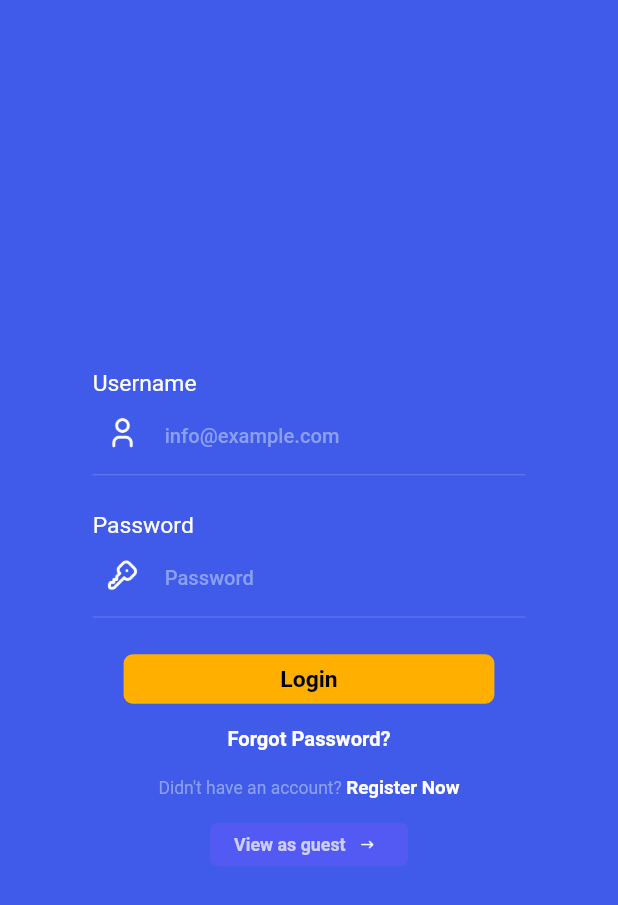
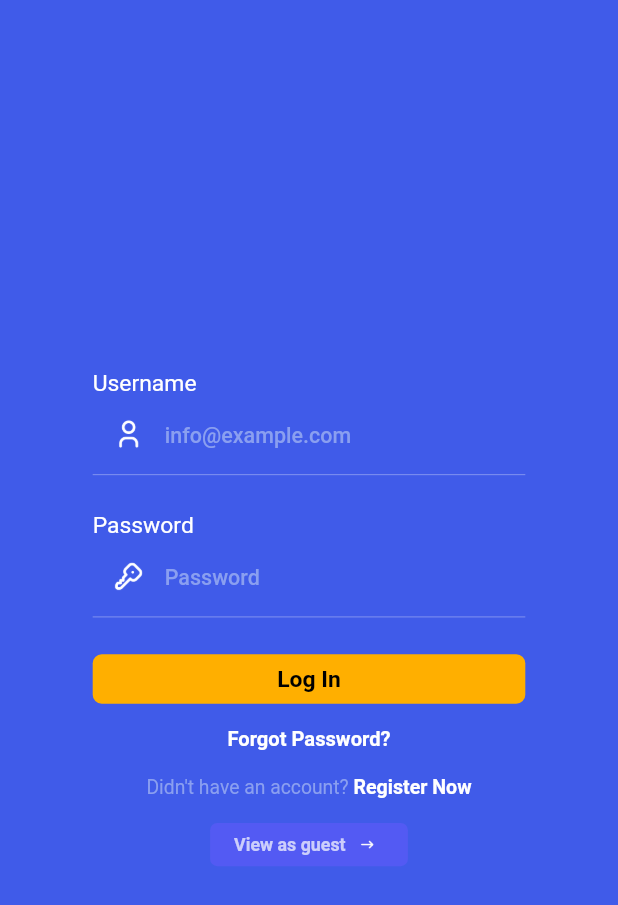
Before and after one commit to Alaminpk05/Suha, a Flutter app: the screen it shows after launch, on a phone screen of 412 x 824 dp. Shown: the top 905 px of the screen. Run offline on Flutter 3.47's test engine with Material 3 defaults, Android fonts, the phone set to English and light mode, and no system bars; our stand-ins replace badges, percent_indicator, responsive_sizer, smooth_page_indicator.

Commit message:
designed login and singup page for both

```diff
--- a/lib/features/authentication/login/login.dart
+++ b/lib/features/authentication/login/login.dart
@@ -5,6 +5,7 @@ import 'package:shuhaui/features/authentication/registration/registration.dart';
 import 'package:shuhaui/features/home/Widgets/singlewidgets/textwidget.dart';
 import 'package:shuhaui/utils/global_widgets/authtextfield.dart';
 import 'package:shuhaui/utils/global_widgets/elevated_text_button.dart';
+import 'package:shuhaui/utils/respnsive_helper.dart';
 
 class Login extends StatefulWidget {
   const Login({super.key});
@@ -16,6 +17,7 @@ class Login extends StatefulWidget {
 class _LoginState extends State<Login> {
   @override
   Widget build(BuildContext context) {
+    var mobile= ResponsiveHelper.isMobile(context);
     return Scaffold(
       backgroundColor: Color.fromRGBO(64, 91, 233, 1),
       body: Column(
@@ -39,11 +41,11 @@ class _LoginState extends State<Login> {
             height: 3.h,
           ),
           ElevatedTextButton(
-            text: 'Login',
+            text: 'Log In',
             fontsize: 16.sp,
             fontWeight: FontWeight.w600,
-            height: 4.h,
-            width: 60.w,
+            height: mobile?4.h:4.5.h,
+            width: mobile?70.w:60.w,
             radius: 10.sp,
             textcolor: Colors.black,
             buttoncolor: Color.fromRGBO(255, 175, 0, 1), elevation: 0.0,
@@ -65,14 +67,14 @@ class _LoginState extends State<Login> {
                     text: "Didn't have an account? ",
                     style: TextStyle(
                       fontWeight: FontWeight.w400,
-                      fontSize: 14.sp,
+                      fontSize: 14.7.sp,
                       color: Color.fromRGBO(170, 188, 243, 0.7),
                     )),
                 TextSpan(
                     text: "Register Now",
                     style: TextStyle(
                       fontWeight: FontWeight.w700,
-                      fontSize: 14.5.sp,
+                      fontSize: 14.8.sp,
                       color: Colors.white,
                     ),recognizer: TapGestureRecognizer()..onTap=(){
                       Navigator.push(context, MaterialPageRoute(builder: (c)=>Registration()));
@@ -82,7 +84,7 @@ class _LoginState extends State<Login> {
           SizedBox(height:2.h,),
           Container(
             height: 3.5.h,
-            width: 32.w,
+            width: mobile?32.w:24.3.w,
             child: ElevatedButton(
 
                 onPressed: (){},
@@ -100,7 +102,7 @@ class _LoginState extends State<Login> {
 
                   children: [
                     textwidget(text: 'View as guest',
-                        fontszie: 14.1.sp, fonweight: FontWeight.w700,
+                        fontszie: mobile?14.1.sp:14.sp, fonweight: FontWeight.w700,
                         color:Colors.white70),
                     SizedBox(width: 2.w,),
                     Image.asset('assets/arrow-narrow-right.png',height: 3.h,width: 3.w,)
--- a/lib/features/authentication/registration/registration.dart
+++ b/lib/features/authentication/registration/registration.dart
@@ -5,6 +5,7 @@ import 'package:shuhaui/features/authentication/login/login.dart';
 import 'package:shuhaui/features/home/Widgets/singlewidgets/textwidget.dart';
 import 'package:shuhaui/utils/global_widgets/authtextfield.dart';
 import 'package:shuhaui/utils/global_widgets/elevated_text_button.dart';
+import 'package:shuhaui/utils/respnsive_helper.dart';
 
 class Registration extends StatefulWidget {
   const Registration({super.key});
@@ -16,6 +17,7 @@ class Registration extends StatefulWidget {
 class _RegistrationState extends State<Registration> {
   @override
   Widget build(BuildContext context) {
+    var mobile =ResponsiveHelper.isMobile(context);
     return Scaffold(
       backgroundColor: Color.fromRGBO(64, 91, 233, 1),
       body: Column(
@@ -55,14 +57,14 @@ class _RegistrationState extends State<Registration> {
             pefefiximage: 'assets/key.png',
           ),
           SizedBox(
-            height: 3.h,
+            height: mobile?3.h:3.5.h,
           ),
           ElevatedTextButton(
             text: 'Sign Up',
             fontsize: 16.sp,
             fontWeight: FontWeight.w600,
-            height: 4.h,
-            width: 60.w,
+            height: mobile?4.h:4.5.h,
+            width: mobile?70.w:60.w,
             radius: 10.sp,
             textcolor: Colors.black,
             buttoncolor: Color.fromRGBO(255, 175, 0, 1), elevation: 0.0,
@@ -73,7 +75,7 @@ class _RegistrationState extends State<Registration> {
             TextSpan(
                 text: "Already have an account? ",
                 style: TextStyle(
-                  fontWeight: FontWeight.w400,
+                  fontWeight: FontWeight.w500,
                   fontSize: 14.7.sp,
                   color: Color.fromRGBO(170, 188, 243, 0.7),
                 )),
@@ -81,10 +83,11 @@ class _RegistrationState extends State<Registration> {
                     text: "Sign In",
                     style: TextStyle(
                       fontWeight: FontWeight.w700,
-                      fontSize: 14.sp,
+                      fontSize: 14.8.sp,
                       color: Colors.white,
                     ),recognizer: TapGestureRecognizer()..onTap=(){
-                      Navigator.push(context, MaterialPageRoute(builder: (c)=>Login()));
+                      Navigator.push(context,
+                          MaterialPageRoute(builder: (c)=>Login()));
 
                 })
           ])),
--- a/lib/main.dart
+++ b/lib/main.dart
@@ -1,9 +1,5 @@
 import 'package:flutter/material.dart';
 import 'package:responsive_sizer/responsive_sizer.dart';
-import 'package:shuhaui/features/authentication/registration/registration.dart';
-
-import 'package:shuhaui/features/bottom_nav_bar/tabapges.dart';
-
 import 'features/authentication/login/login.dart';
 
 void main() {
--- a/lib/utils/global_widgets/authtextfield.dart
+++ b/lib/utils/global_widgets/authtextfield.dart
@@ -2,6 +2,7 @@
 import 'package:flutter/cupertino.dart';
 import 'package:flutter/material.dart';
 import 'package:responsive_sizer/responsive_sizer.dart';
+import 'package:shuhaui/utils/respnsive_helper.dart';
 
 class TextFieldWidget extends StatelessWidget {
   const TextFieldWidget({
@@ -16,8 +17,9 @@ class TextFieldWidget extends StatelessWidget {
 
   @override
   Widget build(BuildContext context) {
+    var mobile=ResponsiveHelper.isMobile(context);
     return Container(
-      padding: EdgeInsets.symmetric(horizontal: 15.w),
+      padding: EdgeInsets.symmetric(horizontal: mobile?15.w:20.w),
       child: Column(
         crossAxisAlignment: CrossAxisAlignment.start,
         mainAxisAlignment: MainAxisAlignment.center,
@@ -35,24 +37,24 @@ class TextFieldWidget extends StatelessWidget {
                 hintText: hindtext, // Hint text
                 hintStyle: TextStyle(
                   fontWeight: FontWeight.w500,
-                  fontSize: 15.sp,
+                  fontSize: mobile?15.5.sp:15.sp,
                   color: Color.fromRGBO(170, 188, 243, 0.7), // Hint text color
                 ),
                 prefixIcon: Padding(
-                  padding: EdgeInsets.fromLTRB(1.h, 0.w, 4.w, 1.h),
+                  padding: EdgeInsets.fromLTRB(0, mobile?1.2.h:0.7.h, 0.w, mobile?2.h:1.h),
                   child: Image.asset(
                     pefefiximage, // Custom image
-                    width: 0.w,
-                    height: 0.h,
+                    width: mobile?0.w:3.5.w,
+                    height: mobile?0.w:1.h,
                   ),
                 ),
                 enabledBorder: UnderlineInputBorder(
                   borderSide: BorderSide(
-                      width: 0.06.w,
+                      width: 0.1.w,
                       color: Colors.white54), // Border color when enabled
                 ),
                 focusedBorder: UnderlineInputBorder(
-                  borderSide: BorderSide(width: 0.06.w, color: Colors.white54),
+                  borderSide: BorderSide(width: 0.1.w, color: Colors.white54),
                 ),
                 border: InputBorder.none // Remove focus border
             ),
```
